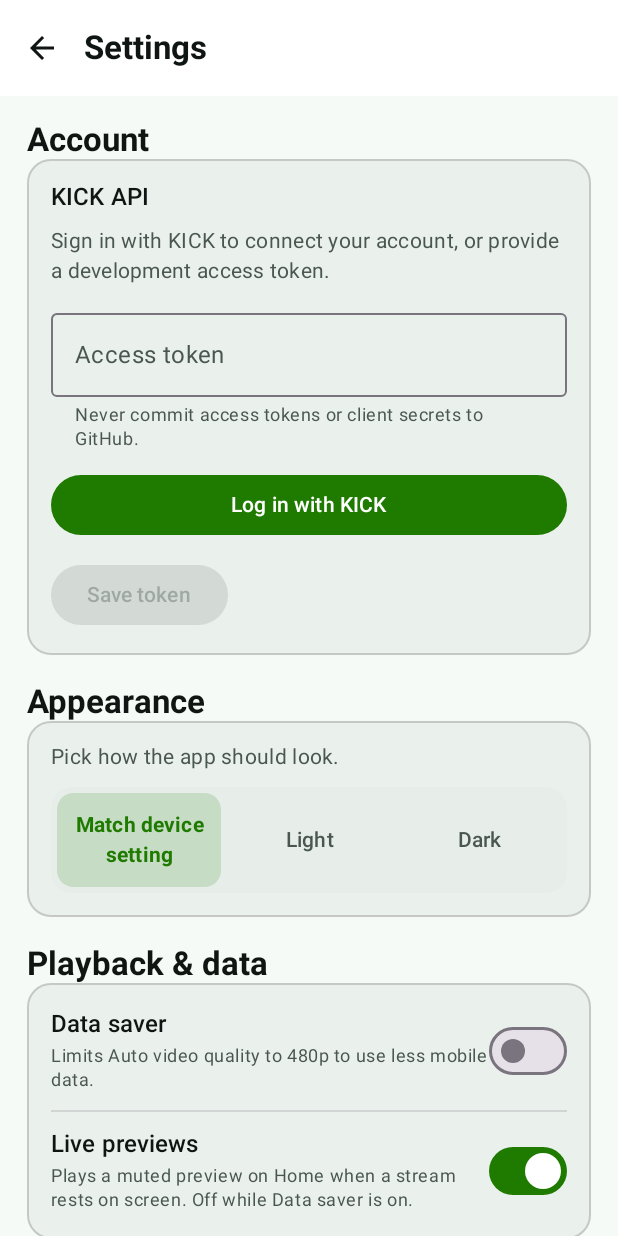
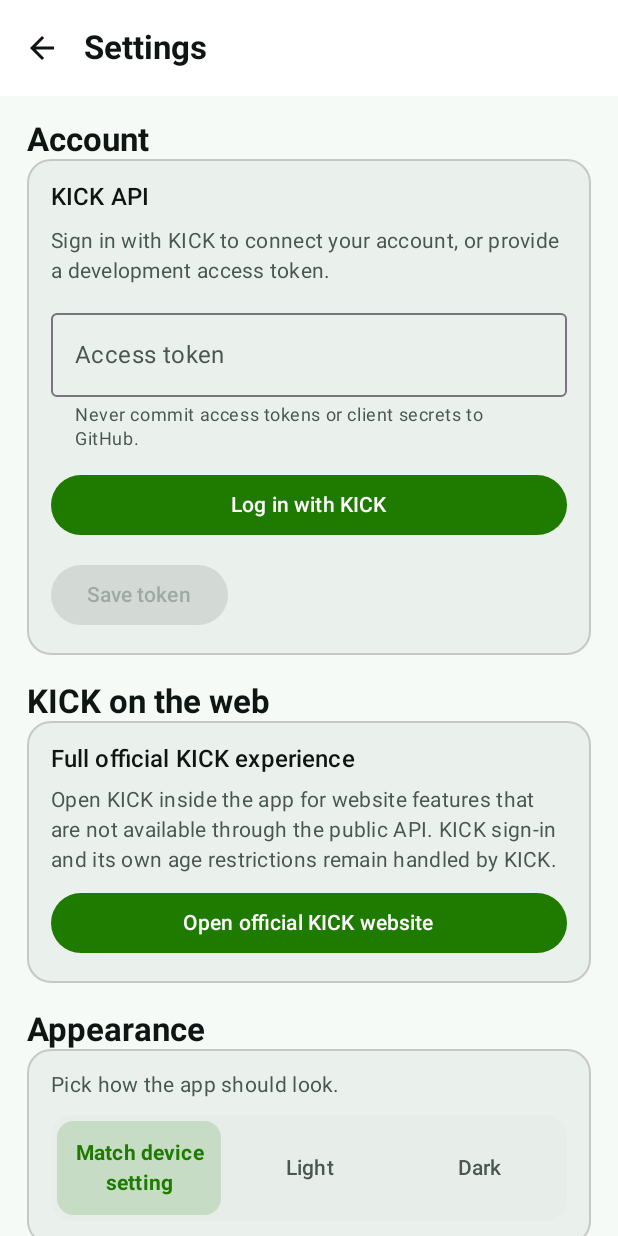
Before and after one commit to qp76/kick, an Android app built with Jetpack Compose: the SettingsScreen screen opened through its navigation route, on a phone screen of 412 x 824 dp. Run offline under Robolectric (Android 15) with nearby library versions, the phone set to English and light mode, and no system bars; our stand-ins replace Dagger/Hilt's generated code; libraries missing offline, so code that uses them is left out: androidx.media3.datasource; network calls fail; pictures from the network do not load.

Commit message:
Add official KICK web entry in settings

```diff
--- a/app/src/main/java/com/kicklite/presentation/settings/SettingsScreen.kt
+++ b/app/src/main/java/com/kicklite/presentation/settings/SettingsScreen.kt
@@ -1,5 +1,6 @@
 package com.kicklite.presentation.settings
 
+import android.content.Intent
 import androidx.compose.foundation.layout.Arrangement
 import androidx.compose.foundation.layout.Column
 import androidx.compose.foundation.layout.Row
@@ -35,6 +36,7 @@ import androidx.compose.ui.res.stringResource
 import androidx.compose.ui.unit.dp
 import androidx.hilt.navigation.compose.hiltViewModel
 import com.kicklite.R
+import com.kicklite.presentation.KickWebActivity
 import com.kicklite.designsystem.components.KdsSectionHeader
 import com.kicklite.designsystem.components.KdsSegmentedControl
 import com.kicklite.designsystem.components.KdsSurfaceCard
@@ -143,6 +145,27 @@ fun SettingsScreen(
             }
 
             item {
+                KdsSectionHeader(title = "KICK on the web")
+                KdsSurfaceCard(Modifier.fillMaxWidth()) {
+                    Column(
+                        modifier = Modifier.fillMaxWidth().padding(16.dp),
+                        verticalArrangement = Arrangement.spacedBy(10.dp)
+                    ) {
+                        Text("Full official KICK experience", style = MaterialTheme.typography.titleMedium)
+                        Text(
+                            "Open KICK inside the app for website features that are not available through the public API. KICK sign-in and its own age restrictions remain handled by KICK.",
+                            style = MaterialTheme.typography.bodyMedium,
+                            color = MaterialTheme.colorScheme.onSurfaceVariant
+                        )
+                        Button(
+                            onClick = { context.startActivity(Intent(context, KickWebActivity::class.java)) },
+                            modifier = Modifier.fillMaxWidth()
+                        ) { Text("Open official KICK website") }
+                    }
+                }
+            }
+
+            item {
                 KdsSectionHeader(title = stringResource(R.string.settings_theme_section_title))
                 KdsSurfaceCard(Modifier.fillMaxWidth()) {
                     Column(
```
